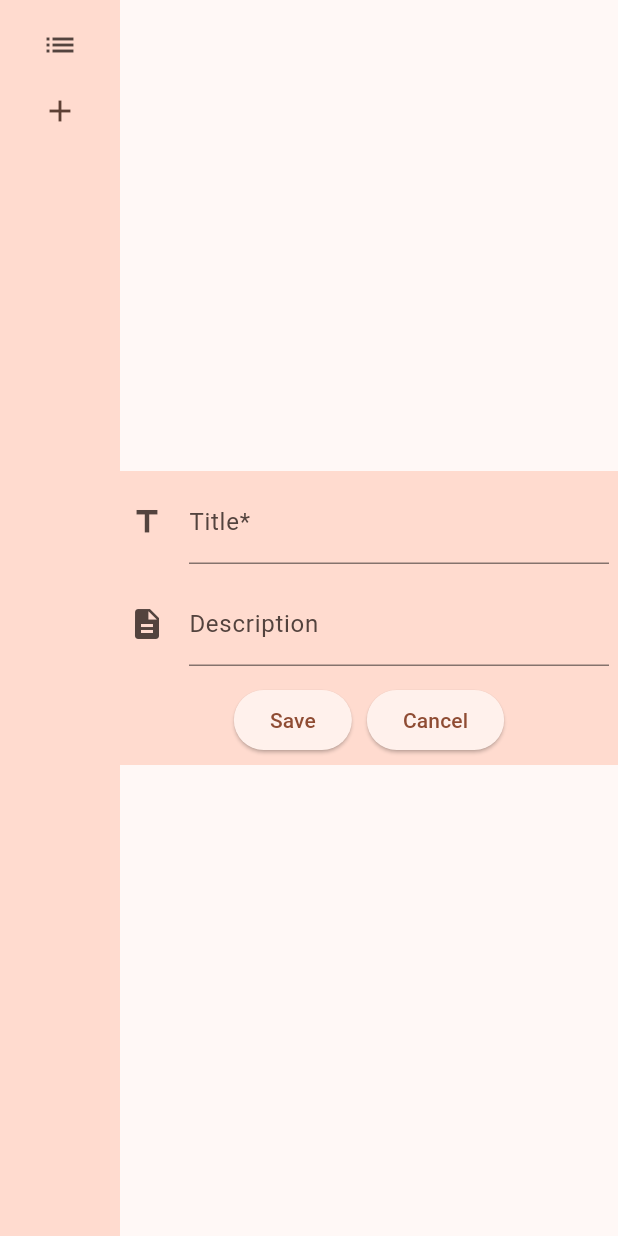
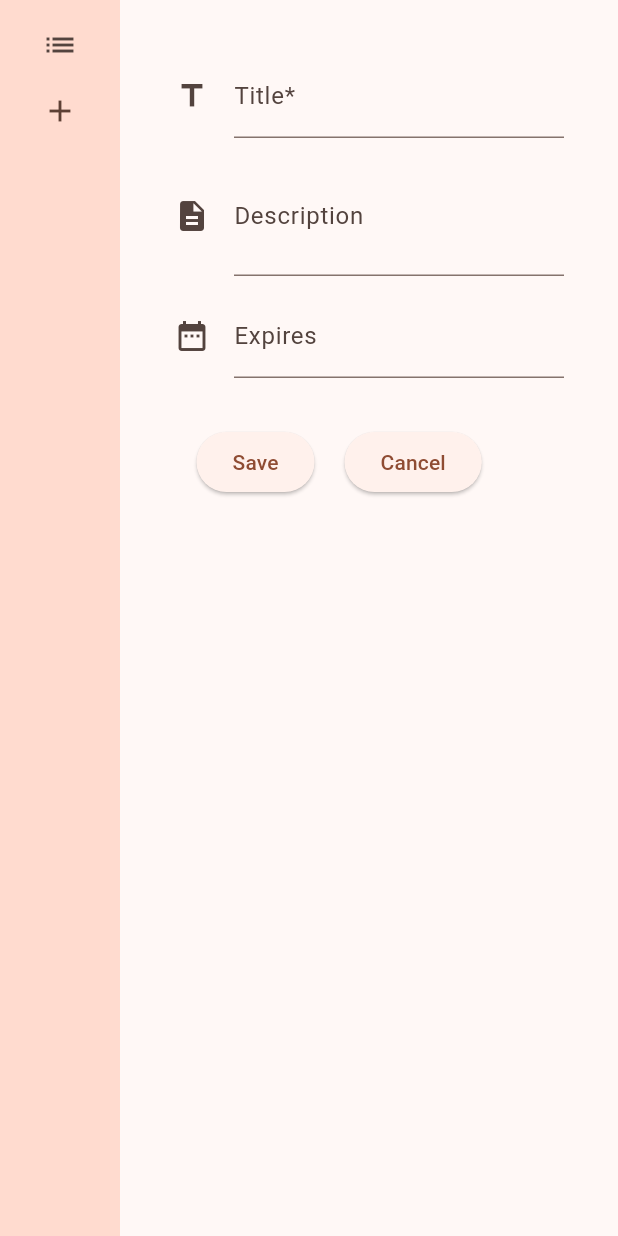
Before and after one commit to fj0lverkr/todoapp, a Flutter app: the screen it shows after launch, after a tap on "New Todo", on a phone screen of 412 x 824 dp. Run offline on Flutter 3.47's test engine with Material 2 defaults, Android fonts, the phone set to English and light mode, and no system bars.

```diff
--- a/lib/main.dart
+++ b/lib/main.dart
@@ -1,5 +1,6 @@
 import 'package:flutter/material.dart';
 import 'package:provider/provider.dart';
+import 'package:intl/intl.dart';
 
 import 'model/item.dart';
 
@@ -95,7 +96,7 @@ class _MainPageState extends State<MainPage> {
             ),
             Expanded(
               child: Container(
-                color: Theme.of(context).colorScheme.primaryContainer,
+                color: theme.colorScheme.primaryContainer,
                 child: page,
               ),
             ),
@@ -162,14 +163,21 @@ class NewItemPage extends StatelessWidget {
   final Function _setIndex;
   final _formKey = GlobalKey<FormState>();
   NewItemPage(this._setIndex, {super.key});
+  DateTime _selectedDate = DateTime.now();
+  final TextEditingController _textEditingController = TextEditingController();
 
   @override
   Widget build(BuildContext context) {
     var appState = context.watch<MyAppState>();
-    return Form(
+    var theme = Theme.of(context);
+
+    return Container(
+      color: theme.colorScheme.background,
+      child: Padding(
+        padding: const EdgeInsets.all(30.0),
+        child: Form(
           key: _formKey,
           child: Column(
-        mainAxisSize: MainAxisSize.min,
             children: <Widget>[
               Padding(
                 padding: const EdgeInsets.all(6.0),
@@ -182,8 +190,7 @@ class NewItemPage extends StatelessWidget {
                   decoration: const InputDecoration(
                       labelText: 'Title*',
                       icon: Icon(Icons.title),
-                hintText: 'Enter a title for your item.',
-              ),
+                      hintText: 'Enter a title for your item.'),
                   onSaved: (value) => appState.myItem = TodoItem(value!),
                 ),
               ),
@@ -202,9 +209,30 @@ class NewItemPage extends StatelessWidget {
               ),
               Padding(
                 padding: const EdgeInsets.all(6.0),
+                child: TextFormField(
+                  keyboardType: TextInputType.datetime,
+                  //enabled: false,
+                  onTap: () {
+                    _selectDate(context);
+                  },
+                  decoration: const InputDecoration(
+                      labelText: 'Expires',
+                      icon: Icon(Icons.date_range),
+                      hintText: 'Select the expiry date for the item.'),
+                  onSaved: (value) =>
+                      appState.myItem.expires = DateTime.parse(value!),
+                ),
+              ),
+              const SizedBox(
+                height: 20,
+              ),
+              Padding(
+                padding: const EdgeInsets.all(6.0),
                 child: Row(
-              mainAxisAlignment: MainAxisAlignment.center,
                   children: [
+                    const SizedBox(
+                      width: 15,
+                    ),
                     ElevatedButton(
                       child: const Text("Save"),
                       onPressed: () {
@@ -217,7 +245,7 @@ class NewItemPage extends StatelessWidget {
                       },
                     ),
                     const SizedBox(
-                  width: 10,
+                      width: 20,
                     ),
                     ElevatedButton(
                       child: const Text("Cancel"),
@@ -230,7 +258,40 @@ class NewItemPage extends StatelessWidget {
               ),
             ],
           ),
+        ),
+      ),
     );
+  }
+
+  _selectDate(BuildContext context) async {
+    DateTime? newSelectedDate = await showDatePicker(
+        context: context,
+        initialDate: _selectedDate != null ? _selectedDate : DateTime.now(),
+        firstDate: DateTime(2000),
+        lastDate: DateTime(2040),
+        builder: (BuildContext context, Widget? child) {
+          return Theme(
+            data: ThemeData.dark().copyWith(
+              colorScheme: const ColorScheme.dark(
+                primary: Colors.deepPurple,
+                onPrimary: Colors.white,
+                surface: Colors.blueGrey,
+                onSurface: Colors.yellow,
+              ),
+              dialogBackgroundColor: Colors.blue[500],
+            ),
+            child: child!,
+          );
+        });
+
+    if (newSelectedDate != null) {
+      _selectedDate = newSelectedDate;
+      _textEditingController
+        ..text = DateFormat.yMMMd().format(_selectedDate)
+        ..selection = TextSelection.fromPosition(TextPosition(
+            offset: _textEditingController.text.length,
+            affinity: TextAffinity.upstream));
+    }
   }
 }
 
@@ -265,3 +326,8 @@ class TitleCard extends StatelessWidget {
     );
   }
 }
+
+class AlwaysDisabledFocusNode extends FocusNode {
+  @override
+  bool get hasFocus => false;
+}
--- a/pubspec.yaml
+++ b/pubspec.yaml
@@ -38,6 +38,7 @@ dependencies:
   cupertino_icons: ^1.0.2
   sqflite: ^2.2.2
   provider: ^6.0.0
+  intl: ^0.18.0
 
 dev_dependencies:
   flutter_test:
```
Lines whose indentation alone changed are shown as unchanged.
